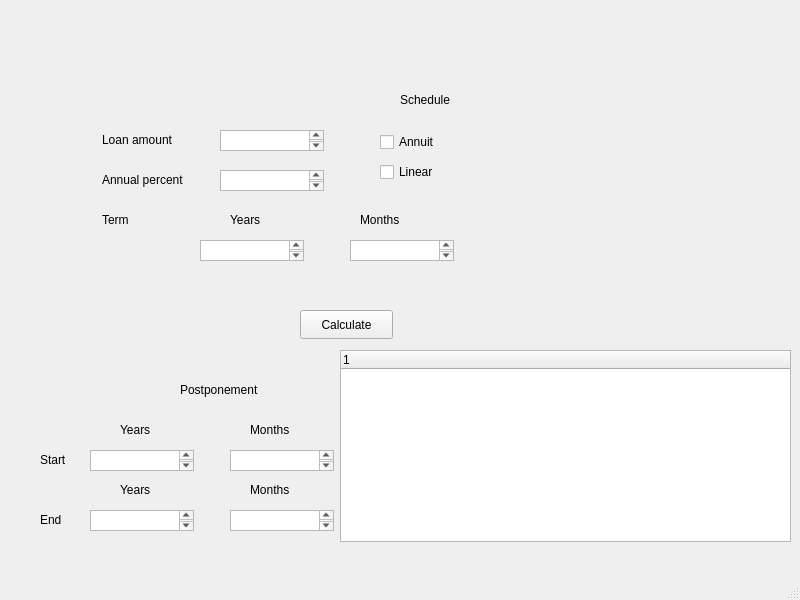
Above: src/MortgageBuddy/mainwindow.ui from JuliusJauga/Loan-Calculator-CPP before the change. Below: the same form after it.
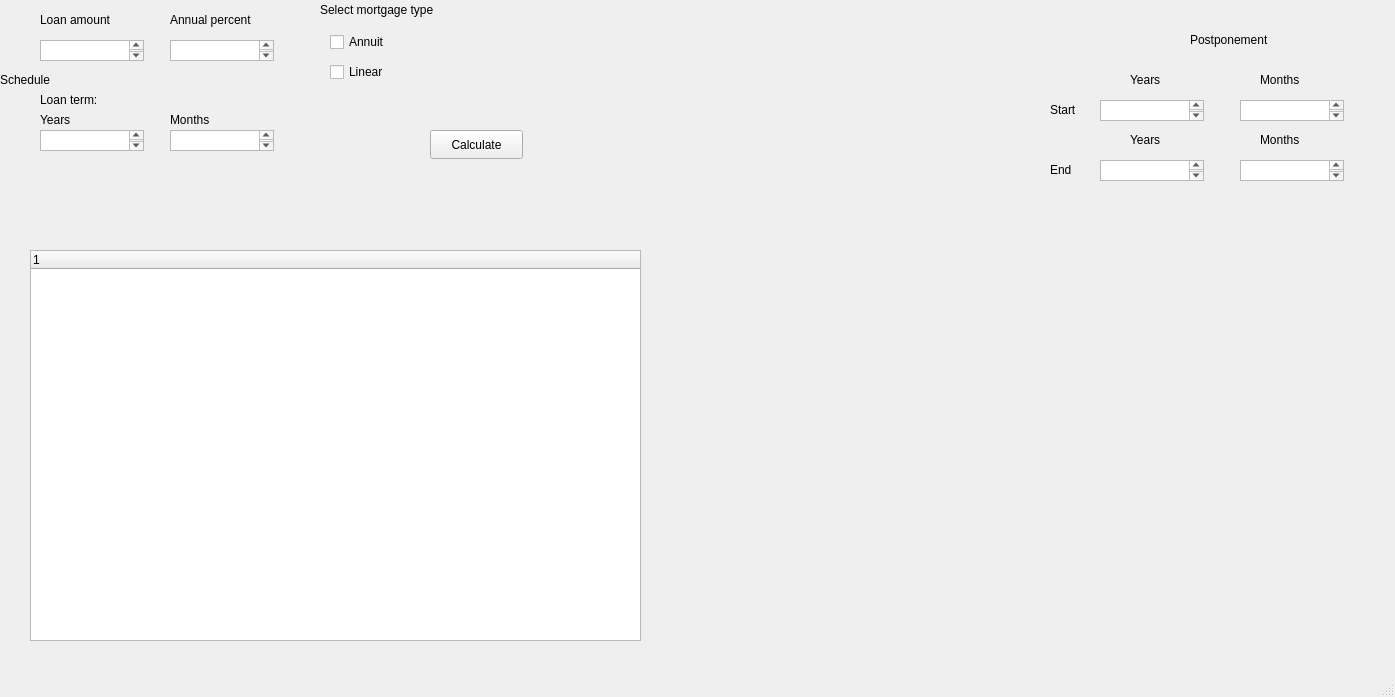
That is the form after the change.

```diff
--- a/src/MortgageBuddy/mainwindow.ui
+++ b/src/MortgageBuddy/mainwindow.ui
@@ -6,8 +6,8 @@
    <rect>
     <x>0</x>
     <y>0</y>
-    <width>800</width>
-    <height>600</height>
+    <width>1395</width>
+    <height>697</height>
    </rect>
   </property>
   <property name="windowTitle">
@@ -17,8 +17,8 @@
    <widget class="QLabel" name="label">
     <property name="geometry">
      <rect>
-      <x>102</x>
-      <y>130</y>
+      <x>40</x>
+      <y>10</y>
       <width>91</width>
       <height>20</height>
      </rect>
@@ -30,8 +30,8 @@
    <widget class="QLabel" name="label_2">
     <property name="geometry">
      <rect>
-      <x>102</x>
-      <y>170</y>
+      <x>170</x>
+      <y>10</y>
       <width>101</width>
       <height>20</height>
      </rect>
@@ -43,21 +43,21 @@
    <widget class="QLabel" name="label_3">
     <property name="geometry">
      <rect>
-      <x>102</x>
-      <y>210</y>
+      <x>40</x>
+      <y>90</y>
       <width>91</width>
       <height>20</height>
      </rect>
     </property>
     <property name="text">
-     <string>Term</string>
+     <string>Loan term:</string>
     </property>
    </widget>
    <widget class="QLabel" name="label_4">
     <property name="geometry">
      <rect>
-      <x>230</x>
-      <y>210</y>
+      <x>40</x>
+      <y>110</y>
       <width>91</width>
       <height>20</height>
      </rect>
@@ -69,8 +69,8 @@
    <widget class="QPushButton" name="calculate_button">
     <property name="geometry">
      <rect>
-      <x>300</x>
-      <y>310</y>
+      <x>430</x>
+      <y>130</y>
       <width>93</width>
       <height>29</height>
      </rect>
@@ -82,8 +82,8 @@
    <widget class="QCheckBox" name="annuit_box">
     <property name="geometry">
      <rect>
-      <x>380</x>
-      <y>130</y>
+      <x>330</x>
+      <y>30</y>
       <width>91</width>
       <height>24</height>
      </rect>
@@ -95,8 +95,8 @@
    <widget class="QCheckBox" name="linear_box">
     <property name="geometry">
      <rect>
-      <x>380</x>
-      <y>160</y>
+      <x>330</x>
+      <y>60</y>
       <width>91</width>
       <height>24</height>
      </rect>
@@ -108,8 +108,8 @@
    <widget class="QLabel" name="label_5">
     <property name="geometry">
      <rect>
-      <x>400</x>
-      <y>90</y>
+      <x>0</x>
+      <y>70</y>
       <width>63</width>
       <height>20</height>
      </rect>
@@ -121,8 +121,8 @@
    <widget class="QLabel" name="label_6">
     <property name="geometry">
      <rect>
-      <x>360</x>
-      <y>210</y>
+      <x>170</x>
+      <y>110</y>
       <width>91</width>
       <height>20</height>
      </rect>
@@ -134,10 +134,10 @@
    <widget class="QTreeWidget" name="month_list">
     <property name="geometry">
      <rect>
-      <x>340</x>
-      <y>350</y>
-      <width>451</width>
-      <height>192</height>
+      <x>30</x>
+      <y>250</y>
+      <width>611</width>
+      <height>391</height>
      </rect>
     </property>
     <column>
@@ -149,8 +149,8 @@
    <widget class="QLabel" name="label_7">
     <property name="geometry">
      <rect>
-      <x>120</x>
-      <y>420</y>
+      <x>1130</x>
+      <y>70</y>
       <width>91</width>
       <height>20</height>
      </rect>
@@ -162,8 +162,8 @@
    <widget class="QLabel" name="label_8">
     <property name="geometry">
      <rect>
-      <x>250</x>
-      <y>420</y>
+      <x>1260</x>
+      <y>70</y>
       <width>91</width>
       <height>20</height>
      </rect>
@@ -175,8 +175,8 @@
    <widget class="QLabel" name="label_9">
     <property name="geometry">
      <rect>
-      <x>250</x>
-      <y>480</y>
+      <x>1260</x>
+      <y>130</y>
       <width>91</width>
       <height>20</height>
      </rect>
@@ -188,8 +188,8 @@
    <widget class="QLabel" name="label_10">
     <property name="geometry">
      <rect>
-      <x>120</x>
-      <y>480</y>
+      <x>1130</x>
+      <y>130</y>
       <width>91</width>
       <height>20</height>
      </rect>
@@ -201,8 +201,8 @@
    <widget class="QLabel" name="label_11">
     <property name="geometry">
      <rect>
-      <x>40</x>
-      <y>450</y>
+      <x>1050</x>
+      <y>100</y>
       <width>63</width>
       <height>20</height>
      </rect>
@@ -214,8 +214,8 @@
    <widget class="QLabel" name="label_12">
     <property name="geometry">
      <rect>
-      <x>40</x>
-      <y>510</y>
+      <x>1050</x>
+      <y>160</y>
       <width>63</width>
       <height>20</height>
      </rect>
@@ -227,8 +227,8 @@
    <widget class="QLabel" name="label_13">
     <property name="geometry">
      <rect>
-      <x>180</x>
-      <y>380</y>
+      <x>1190</x>
+      <y>30</y>
       <width>141</width>
       <height>20</height>
      </rect>
@@ -240,8 +240,8 @@
    <widget class="QTextEdit" name="loan_amount_line">
     <property name="geometry">
      <rect>
-      <x>220</x>
-      <y>130</y>
+      <x>40</x>
+      <y>40</y>
       <width>104</width>
       <height>21</height>
      </rect>
@@ -250,8 +250,8 @@
    <widget class="QTextEdit" name="annual_percent_line">
     <property name="geometry">
      <rect>
-      <x>220</x>
-      <y>170</y>
+      <x>170</x>
+      <y>40</y>
       <width>104</width>
       <height>21</height>
      </rect>
@@ -260,8 +260,8 @@
    <widget class="QTextEdit" name="year_line">
     <property name="geometry">
      <rect>
-      <x>200</x>
-      <y>240</y>
+      <x>40</x>
+      <y>130</y>
       <width>104</width>
       <height>21</height>
      </rect>
@@ -270,8 +270,8 @@
    <widget class="QTextEdit" name="month_line">
     <property name="geometry">
      <rect>
-      <x>350</x>
-      <y>240</y>
+      <x>170</x>
+      <y>130</y>
       <width>104</width>
       <height>21</height>
      </rect>
@@ -280,8 +280,8 @@
    <widget class="QTextEdit" name="start_year_line">
     <property name="geometry">
      <rect>
-      <x>90</x>
-      <y>450</y>
+      <x>1100</x>
+      <y>100</y>
       <width>104</width>
       <height>21</height>
      </rect>
@@ -290,8 +290,8 @@
    <widget class="QTextEdit" name="start_month_line">
     <property name="geometry">
      <rect>
-      <x>230</x>
-      <y>450</y>
+      <x>1240</x>
+      <y>100</y>
       <width>104</width>
       <height>21</height>
      </rect>
@@ -300,8 +300,8 @@
    <widget class="QTextEdit" name="end_year_line">
     <property name="geometry">
      <rect>
-      <x>90</x>
-      <y>510</y>
+      <x>1100</x>
+      <y>160</y>
       <width>104</width>
       <height>21</height>
      </rect>
@@ -310,13 +310,47 @@
    <widget class="QTextEdit" name="end_month_line">
     <property name="geometry">
      <rect>
-      <x>230</x>
-      <y>510</y>
+      <x>1240</x>
+      <y>160</y>
       <width>104</width>
       <height>21</height>
      </rect>
     </property>
    </widget>
+   <widget class="QLabel" name="label_14">
+    <property name="geometry">
+     <rect>
+      <x>320</x>
+      <y>0</y>
+      <width>171</width>
+      <height>20</height>
+     </rect>
+    </property>
+    <property name="text">
+     <string>Select mortgage type</string>
+    </property>
+   </widget>
+   <widget class="QWidget" name="chartWidget" native="true">
+    <property name="geometry">
+     <rect>
+      <x>700</x>
+      <y>250</y>
+      <width>651</width>
+      <height>381</height>
+     </rect>
+    </property>
+    <widget class="QWidget" name="verticalLayoutWidget">
+     <property name="geometry">
+      <rect>
+       <x>9</x>
+       <y>9</y>
+       <width>601</width>
+       <height>361</height>
+      </rect>
+     </property>
+     <layout class="QVBoxLayout" name="verticalLayout"/>
+    </widget>
+   </widget>
   </widget>
   <widget class="QMenuBar" name="menubar">
    <property name="geometry">
```
Left out of the diff: 4 changed lines with no effect on the pictures.
